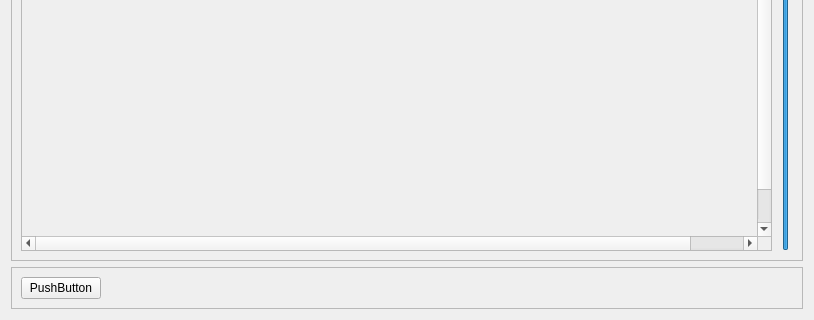
sim82/contraption, file LargeAli.ui: the form before one commit; both pictures show x 0 to 814 and y 255 to 575 of the 814 by 575 pixel window.
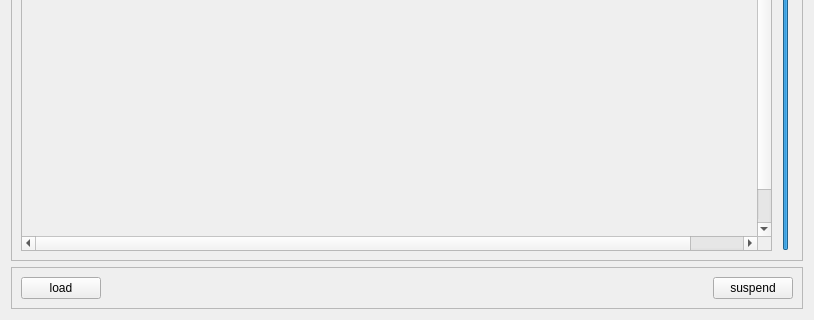
The form after the commit.

Commit message: trying 'suspend' button in large phylip viewer to release mapped file.

Diff of the .ui file:
```diff
--- a/LargeAli.ui
+++ b/LargeAli.ui
@@ -71,7 +71,7 @@
       <item>
        <widget class="QPushButton" name="pbLoad">
         <property name="text">
-         <string>PushButton</string>
+         <string>load</string>
         </property>
        </widget>
       </item>
@@ -88,6 +88,13 @@
         </property>
        </spacer>
       </item>
+      <item>
+       <widget class="QPushButton" name="pbSuspend">
+        <property name="text">
+         <string>suspend</string>
+        </property>
+       </widget>
+      </item>
      </layout>
     </widget>
    </item>
```
The commit also changes 3 other files.
